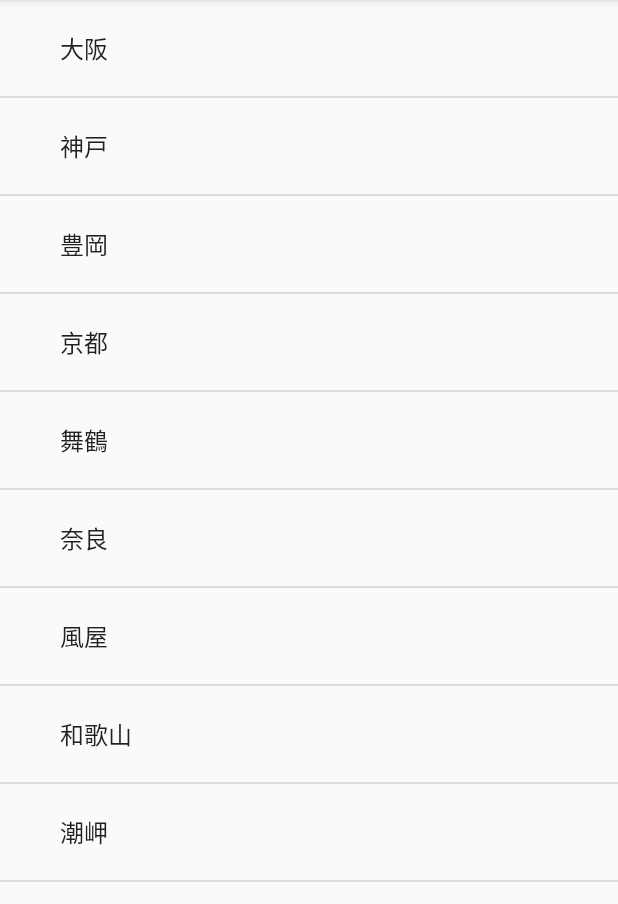
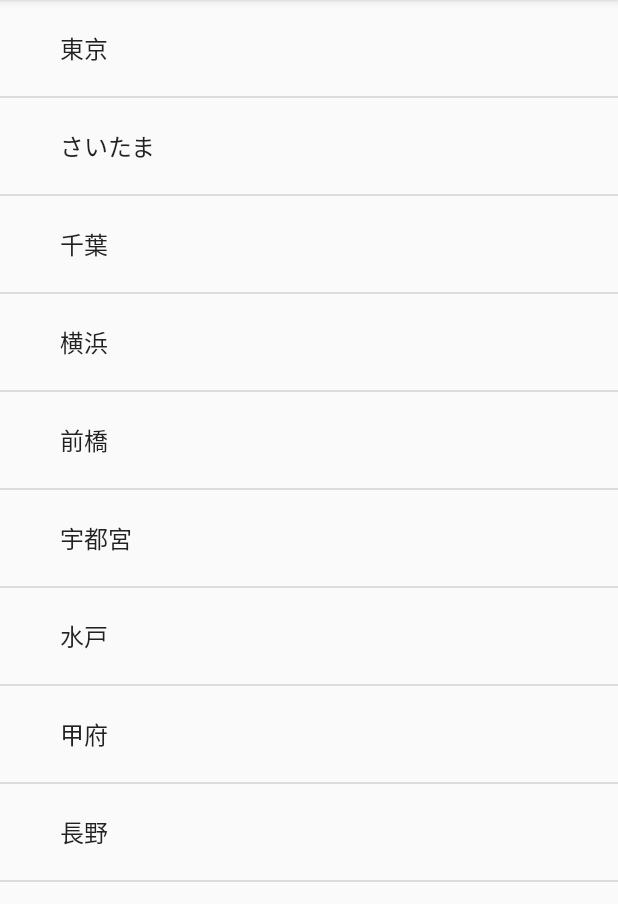
Before and after one commit to HirokiHoriguchi/WeatherApp, an Android app: the screen it shows after launch (MainActivity), on a phone screen of 412 x 824 dp, the part 84-988 px from its top. Run offline under Robolectric (Android 15) with nearby library versions, the phone set to English and light mode, and no system bars.

```diff
--- a/app/src/main/AndroidManifest.xml
+++ b/app/src/main/AndroidManifest.xml
@@ -6,13 +6,17 @@
     <uses-permission android:name="android.permission.ACCESS_NETWORK_STATE"/>
 
 
+
+
     <application
         android:allowBackup="true"
         android:icon="@mipmap/ic_launcher"
         android:label="@string/app_name"
         android:roundIcon="@mipmap/ic_launcher_round"
         android:supportsRtl="true"
-        android:theme="@style/AppTheme">
+        android:theme="@style/AppTheme"
+        android:networkSecurityConfig="@xml/net_work_security_config"
+        android:usesCleartextTraffic="true">
         <activity android:name=".WeatherInfoActivity"></activity>
         <activity android:name=".MainActivity">
             <intent-filter>
--- a/app/src/main/java/com/example/api_example/MainActivity.java
+++ b/app/src/main/java/com/example/api_example/MainActivity.java
@@ -24,40 +24,40 @@ public class MainActivity extends AppCompatActivity {
         List<Map<String, String>> list = new ArrayList<Map<String,String>>();
 
         Map<String, String> map = new HashMap<String, String>();
-        map.put("name", "大阪");
-        map.put("id", "270000");
+        map.put("name", "東京");
+        map.put("id", "130010");
         list.add(map);
         map = new HashMap<String, String>();
-        map.put("name", "神戸");
-        map.put("id", "280010");
+        map.put("name", "さいたま");
+        map.put("id", "110010");
         list.add(map);
         map = new HashMap<String, String>();
-        map.put("name", "豊岡");
-        map.put("id", "280020");
+        map.put("name", "千葉");
+        map.put("id", "120010");
         list.add(map);
         map = new HashMap<String, String>();
-        map.put("name", "京都");
-        map.put("id", "260010");
+        map.put("name", "横浜");
+        map.put("id", "140010");
         list.add(map);
         map = new HashMap<String, String>();
-        map.put("name", "舞鶴");
-        map.put("id", "260020");
+        map.put("name", "前橋");
+        map.put("id", "100010");
         list.add(map);
         map = new HashMap<String, String>();
-        map.put("name", "奈良");
-        map.put("id", "290010");
+        map.put("name", "宇都宮");
+        map.put("id", "090010");
         list.add(map);
         map = new HashMap<String, String>();
-        map.put("name", "風屋");
-        map.put("id", "290020");
+        map.put("name", "水戸");
+        map.put("id", "080010");
         list.add(map);
         map = new HashMap<String, String>();
-        map.put("name", "和歌山");
-        map.put("id", "300010");
+        map.put("name", "甲府");
+        map.put("id", "190010");
         list.add(map);
         map = new HashMap<String, String>();
-        map.put("name", "潮岬");
-        map.put("id", "300020");
+        map.put("name", "長野");
+        map.put("id", "200010");
         list.add(map);
 
         ListView lvCityList = (ListView) findViewById(R.id.lvCityList);
```
Also changed, not shown: app/src/main/java/com/example/api_example/WeatherInfoActivity.java (+42 -26 lines), app/src/main/res/xml/net_work_security_config.xml (added, +7 -0 lines).
